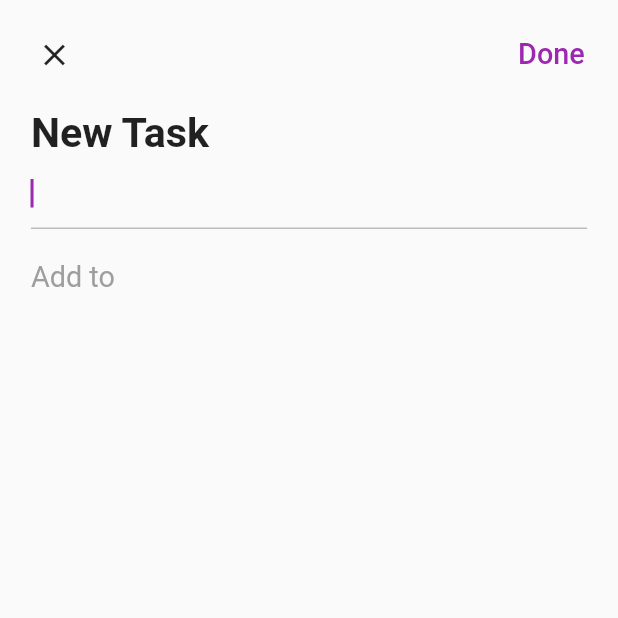
After one commit to surya07dev/Todo, a Flutter app: the AddDialog screen opened directly, on a phone screen of 412 x 824 dp, the top half of it. The commit adds this screen. Run offline on Flutter 3.47's test engine with Material 2 defaults, Android fonts, the phone set to English and light mode, and no system bars; our stand-ins replace dotted_border, equatable, flutter_easyloading, get, get_storage, step_progress_indicator; accounts and stored records are empty.

Commit message:
add: add_dialog file

```diff
--- a/lib/app/modules/home/controller.dart
+++ b/lib/app/modules/home/controller.dart
@@ -12,6 +12,7 @@ class HomeController extends GetxController {
   final editCtrl = TextEditingController();
   final tasks = <Task>[].obs;
   final deleting = false.obs;
+  final task = Rx<Task?>(null);
 
   @override
   void onInit() {
@@ -34,6 +35,10 @@ class HomeController extends GetxController {
     deleting.value = value;
   }
 
+  void changeTask(Task? select) {
+    task.value = select;
+  }
+
   bool addTask(Task task) {
     if (tasks.contains(task)) {
       return false;
@@ -45,4 +50,22 @@ class HomeController extends GetxController {
   void deleteTask(Task task) {
     tasks.remove(task);
   }
+
+  updateTask(Task task, String title) {
+    var todos = task.todos ?? [];
+    if (containeTodo(todos, title)) {
+      return false;
+    }
+    var todo = {'title': title, 'done': false};
+    todos.add(todo);
+    var newTask = task.copyWith(todos: todos);
+    int oldIdx = tasks.indexOf(task);
+    tasks[oldIdx] = newTask;
+    tasks.refresh();
+    return true;
+  }
+
+  bool containeTodo(List todos, String title) {
+    return todos.any((element) => element['title'] == title);
+  }
 }
--- a/lib/app/modules/home/homepage.dart
+++ b/lib/app/modules/home/homepage.dart
@@ -5,6 +5,7 @@ import 'package:todo/app/data/models/task.dart';
 import 'package:todo/app/modules/home/controller.dart';
 import 'package:todo/app/core/utils/extensions.dart';
 import 'package:todo/app/modules/home/widgets/add_card.dart';
+import 'package:todo/app/modules/home/widgets/add_dialog.dart';
 import 'package:todo/app/modules/home/widgets/task_card.dart';
 
 class HomePage extends GetView<HomeController> {
@@ -56,7 +57,8 @@ class HomePage extends GetView<HomeController> {
           return Obx(
             () => FloatingActionButton(
                 backgroundColor: controller.deleting.value ? Colors.red : null,
-                onPressed: () {},
+                onPressed: () =>
+                    Get.to(() => AddDialog(), transition: Transition.downToUp),
                 child:
                     Icon(controller.deleting.value ? Icons.delete : Icons.add)),
           );
--- /dev/null
+++ b/lib/app/modules/home/widgets/add_dialog.dart
@@ -0,0 +1,144 @@
+import 'package:flutter/material.dart';
+import 'package:flutter_easyloading/flutter_easyloading.dart';
+import 'package:get/get.dart';
+import 'package:todo/app/core/utils/extensions.dart';
+import 'package:todo/app/core/values/app_colors.dart';
+import 'package:todo/app/modules/home/controller.dart';
+
+class AddDialog extends StatelessWidget {
+  final homeCtrl = Get.find<HomeController>();
+  AddDialog({super.key});
+
+  @override
+  Widget build(BuildContext context) {
+    return Scaffold(
+        body: Form(
+      key: homeCtrl.formKey,
+      child: ListView(
+        children: [
+          Padding(
+            padding: EdgeInsets.all(3.0.wp),
+            child: Row(
+              mainAxisAlignment: MainAxisAlignment.spaceBetween,
+              children: [
+                IconButton(
+                  onPressed: () {
+                    Get.back();
+                    homeCtrl.editCtrl.clear();
+                    homeCtrl.changeTask(null);
+                  },
+                  icon: const Icon(Icons.close),
+                ),
+                TextButton(
+                  style: ButtonStyle(
+                    overlayColor: MaterialStateProperty.all(Colors.transparent),
+                  ),
+                  onPressed: () {
+                    if (homeCtrl.formKey.currentState!.validate()) {
+                      if (homeCtrl.task.value == null) {
+                        EasyLoading.showError('Please select task type');
+                      } else {
+                        var success = homeCtrl.updateTask(
+                          homeCtrl.task.value!,
+                          homeCtrl.editCtrl.text,
+                        );
+                        if (success) {
+                          EasyLoading.showSuccess('Todo item add success');
+                          Get.back();
+                          homeCtrl.changeTask(null);
+                        } else {
+                          EasyLoading.showError('Todo item already exist');
+                        }
+                        homeCtrl.editCtrl.clear();
+                      }
+                    }
+                  },
+                  child: Text(
+                    'Done',
+                    style: TextStyle(fontSize: 14.0.sp),
+                  ),
+                )
+              ],
+            ),
+          ),
+          Padding(
+            padding: EdgeInsets.symmetric(horizontal: 5.0.wp),
+            child: Text(
+              "New Task",
+              style: TextStyle(fontSize: 20.0.sp, fontWeight: FontWeight.bold),
+            ),
+          ),
+          Padding(
+            padding: EdgeInsets.symmetric(horizontal: 5.0.wp),
+            child: TextFormField(
+              controller: homeCtrl.editCtrl,
+              decoration: InputDecoration(
+                focusedBorder: UnderlineInputBorder(
+                  borderSide: BorderSide(color: Colors.grey[400]!),
+                ),
+              ),
+              autofocus: true,
+              validator: (value) {
+                if (value == null || value.trim().isEmpty) {
+                  return "please enter your todo item";
+                }
+                return null;
+              },
+            ),
+          ),
+          Padding(
+            padding: EdgeInsets.only(
+                top: 5.0.wp, left: 5.0.wp, right: 5.0.wp, bottom: 2.0.wp),
+            child: Text(
+              "Add to",
+              style: TextStyle(fontSize: 14.0.sp, color: Colors.grey),
+            ),
+          ),
+          ...homeCtrl.tasks
+              .map(
+                (element) => Obx(
+                  () => InkWell(
+                    onTap: () => homeCtrl.changeTask(element),
+                    child: Padding(
+                      padding: EdgeInsets.symmetric(
+                          vertical: 3.0.wp, horizontal: 5.0.wp),
+                      child: Row(
+                        mainAxisAlignment: MainAxisAlignment.spaceBetween,
+                        children: [
+                          Row(
+                            children: [
+                              Icon(
+                                IconData(element.icon,
+                                    fontFamily: 'MaterialIcons'),
+                                color: HexColor.fromHex(element.color),
+                              ),
+                              Padding(
+                                padding:
+                                    EdgeInsets.symmetric(horizontal: 4.0.wp),
+                                child: Text(
+                                  element.title,
+                                  style: TextStyle(
+                                    fontSize: 12.0.sp,
+                                    fontWeight: FontWeight.bold,
+                                  ),
+                                ),
+                              ),
+                            ],
+                          ),
+                          if (homeCtrl.task.value == element)
+                            const Icon(
+                              Icons.arrow_back_ios,
+                              color: purple,
+                            )
+                        ],
+                      ),
+                    ),
+                  ),
+                ),
+              )
+              .toList()
+        ],
+      ),
+    ));
+  }
+}
```
